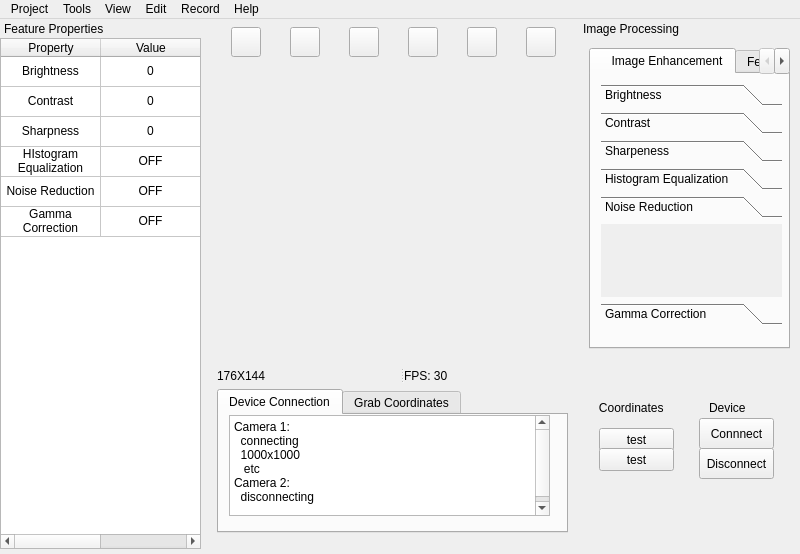
This is mainwindow.ui in yuranxue272181/WPIMQP as Qt 5 draws it before an edit. The edited form follows.
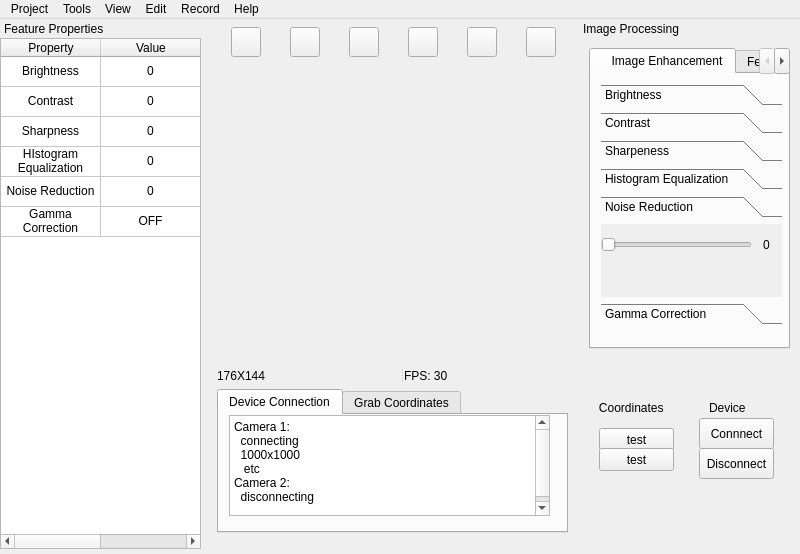
This is the edited form. The open tabs and pages were chosen to show the change.

Commit message: add feature: use slider to control noise reduction and display

The edit to the form file:
```diff
--- a/mainwindow.ui
+++ b/mainwindow.ui
@@ -493,7 +493,7 @@
      </item>
      <item row="3" column="1">
       <property name="text">
-       <string>OFF</string>
+       <string>0</string>
       </property>
       <property name="textAlignment">
        <set>AlignCenter</set>
@@ -509,7 +509,7 @@
      </item>
      <item row="4" column="1">
       <property name="text">
-       <string>OFF</string>
+       <string>0</string>
       </property>
       <property name="textAlignment">
        <set>AlignCenter</set>
@@ -798,6 +798,35 @@
         <attribute name="label">
          <string>Noise Reduction</string>
         </attribute>
+        <widget class="QSlider" name="NRSlider">
+         <property name="geometry">
+          <rect>
+           <x>0</x>
+           <y>10</y>
+           <width>151</width>
+           <height>22</height>
+          </rect>
+         </property>
+         <property name="orientation">
+          <enum>Qt::Orientation::Horizontal</enum>
+         </property>
+        </widget>
+        <widget class="QLabel" name="NR">
+         <property name="geometry">
+          <rect>
+           <x>150</x>
+           <y>10</y>
+           <width>31</width>
+           <height>21</height>
+          </rect>
+         </property>
+         <property name="text">
+          <string>0</string>
+         </property>
+         <property name="alignment">
+          <set>Qt::AlignmentFlag::AlignCenter</set>
+         </property>
+        </widget>
        </widget>
        <widget class="QWidget" name="page_7">
         <property name="geometry">
```
Left out of the diff: 2 changed lines with no effect on the pictures. The commit also changes 13 other files.
